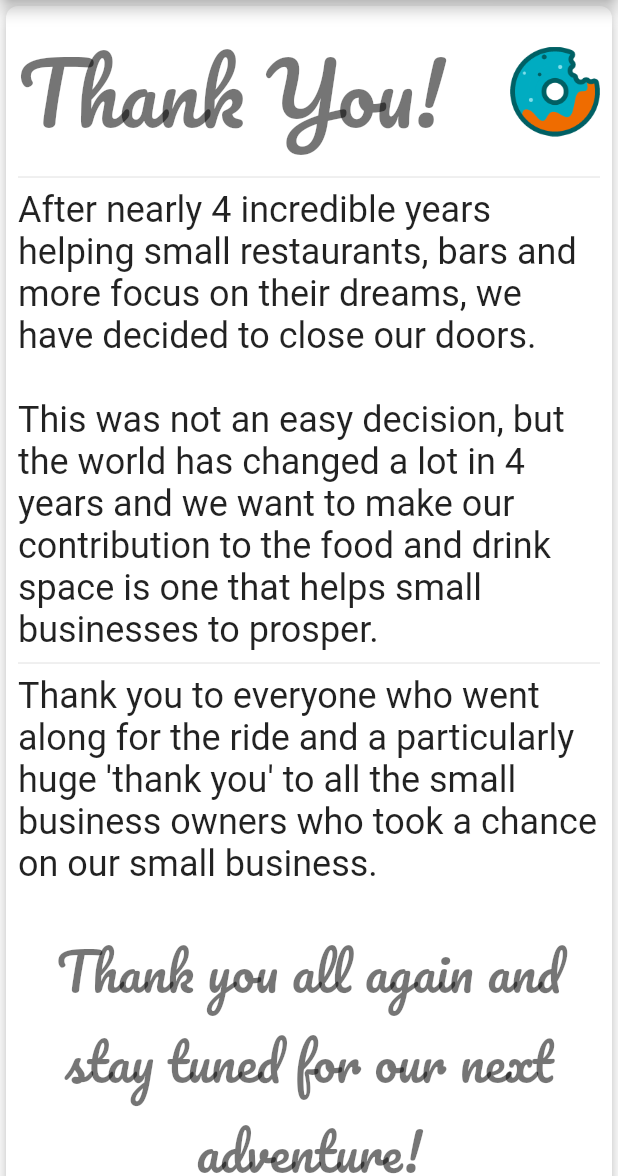
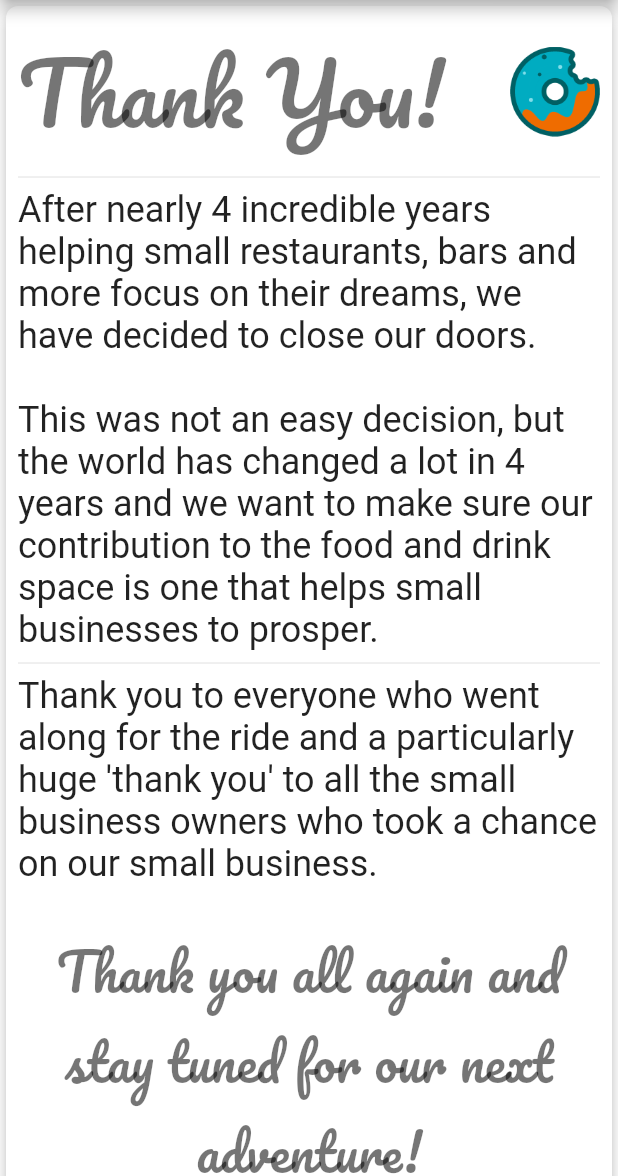
Before and after one commit to Dan-Incorporated/bitbite-landing, a Flutter app: the screen it shows after launch, on a phone screen of 412 x 824 dp, the part 60-1236 px from its top. Run offline on Flutter 3.47's test engine with Material 2 defaults, Android fonts, the phone set to English and light mode, and no system bars; our stand-ins replace connectivity_plus, flutter_dotenv, fluttertoast, package_info_plus, routemaster, shared_preferences; statements that could not run were skipped.

Commit message:
### [1.0.4] - 2022-02-2 - Typo

```diff
--- a/lib/pages/home_page.dart
+++ b/lib/pages/home_page.dart
@@ -63,7 +63,7 @@ class _HomePageState extends BaseState<HomePage> {
                         'After nearly 4 incredible years helping small restaurants, bars and more focus on their dreams, we have decided to close our doors.\n',
                         style: Theme.of(context).textTheme.headline5),
                     Text(
-                        'This was not an easy decision, but the world has changed a lot in 4 years and we want to make our contribution to the food and drink space is one that helps small businesses to prosper.',
+                        'This was not an easy decision, but the world has changed a lot in 4 years and we want to make sure our contribution to the food and drink space is one that helps small businesses to prosper.',
                         style: Theme.of(context).textTheme.headline5),
                     const Divider(),
                     Text(
```
Also changed, not shown: 1 other file.
